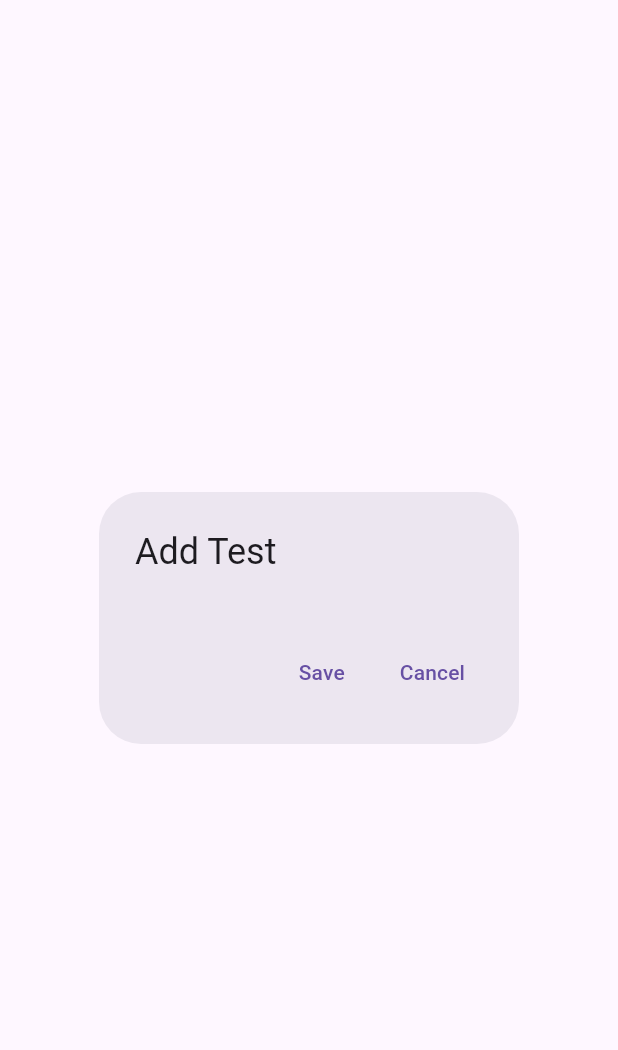
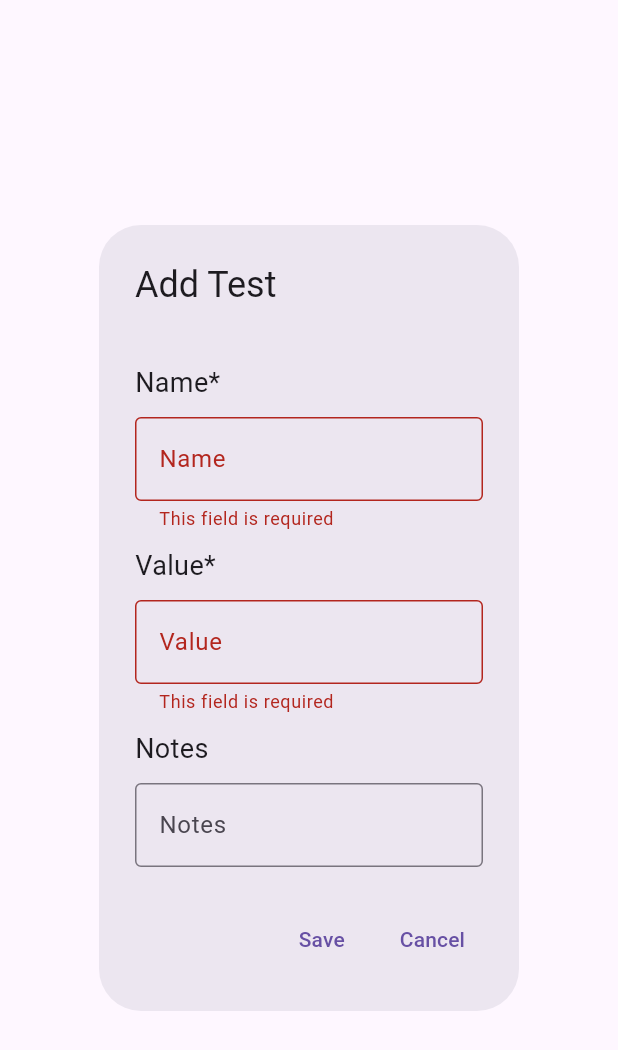
Before and after one commit to nkemjikaobi/flutter_patient_management_system, a Flutter app: the AddTestModal widget shown alone on an empty page, opened directly, after a tap on "Save", on a phone screen of 412 x 824 dp. Shown: the top 1050 px of the screen. Run offline on Flutter 3.47's test engine with Material 3 defaults, Android fonts, the phone set to English and light mode, and no system bars; network calls fail.

Commit message:
Add test modal

```diff
--- a/lib/modals/add_test_modal.dart
+++ b/lib/modals/add_test_modal.dart
@@ -1,20 +1,93 @@
 // AddTestModal.dart
 
 import 'package:flutter/material.dart';
+import 'package:flutter/services.dart';
+import 'package:flutter_application_project_1/models/patient_test_model.dart';
 
-class AddTestModal extends StatelessWidget {
-  const AddTestModal({super.key});
+class AddTestModal extends StatefulWidget {
+  const AddTestModal({Key? key}) : super(key: key);
+
+  @override
+  State<AddTestModal> createState() => _AddTestModalState();
+}
+
+class _AddTestModalState extends State<AddTestModal> {
+  final _formKey = GlobalKey<FormState>();
+
+  TextEditingController nameController = TextEditingController();
+  TextEditingController valueController = TextEditingController();
+  TextEditingController notesController = TextEditingController();
 
   @override
   Widget build(BuildContext context) {
     return AlertDialog(
       title: const Text('Add Test'),
-      content: const SingleChildScrollView(
-        child: Column(
-          children: [
-            // Your form fields for adding a test
-            // You can add text fields, dropdowns, etc.
-          ],
+      content: SingleChildScrollView(
+        child: Form(
+          key: _formKey,
+          child: Column(
+            crossAxisAlignment: CrossAxisAlignment.start,
+            children: [
+              const SizedBox(height: 20),
+              const Text("Name*", style: TextStyle(fontSize: 18)),
+              const SizedBox(
+                  height:
+                      10), // Add spacing between Text and TextField if needed
+              TextFormField(
+                validator: (value) {
+                  if (value == null || value.isEmpty) {
+                    return "This field is required";
+                  }
+                  return null;
+                },
+                controller: nameController,
+                decoration: const InputDecoration(
+                  floatingLabelBehavior: FloatingLabelBehavior.never,
+                  labelText: 'Name', // Placeholder text
+                  border: OutlineInputBorder(),
+                ),
+              ),
+
+              const SizedBox(height: 10),
+
+              const Text("Value*", style: TextStyle(fontSize: 18)),
+              const SizedBox(
+                  height:
+                      10), // Add spacing between Text and TextField if needed
+              TextFormField(
+                validator: (value) {
+                  if (value == null || value.isEmpty) {
+                    return "This field is required";
+                  }
+                  return null;
+                },
+                controller: valueController,
+                keyboardType: TextInputType.number,
+                inputFormatters: <TextInputFormatter>[
+                  FilteringTextInputFormatter.allow(RegExp(r'[0-9]')),
+                ],
+                decoration: const InputDecoration(
+                  floatingLabelBehavior: FloatingLabelBehavior.never,
+                  labelText: 'Value', // Placeholder text
+                  border: OutlineInputBorder(),
+                ),
+              ),
+              const SizedBox(height: 10),
+
+              const Text("Notes", style: TextStyle(fontSize: 18)),
+              const SizedBox(height: 10),
+              TextField(
+                keyboardType: TextInputType.multiline,
+                maxLines: null,
+                controller: notesController,
+                decoration: const InputDecoration(
+                  floatingLabelBehavior: FloatingLabelBehavior.never,
+                  labelText: 'Notes',
+                  border: OutlineInputBorder(),
+                ),
+              ),
+            ],
+          ),
         ),
       ),
       actions: <Widget>[
@@ -22,12 +95,18 @@ class AddTestModal extends StatelessWidget {
           onPressed: () {
             // Implement logic for saving the test data
             // Navigator.of(context).pop();
+            _formKey.currentState!.validate();
+
+            PatientTestModel newTest = PatientTestModel(
+                name: nameController.text,
+                value: valueController.text,
+                testDate: DateTime.now().toString());
           },
           child: const Text('Save'),
         ),
         TextButton(
           onPressed: () {
-            // Navigator.of(context).pop();
+            Navigator.of(context).pop();
           },
           child: const Text('Cancel'),
         ),
```
